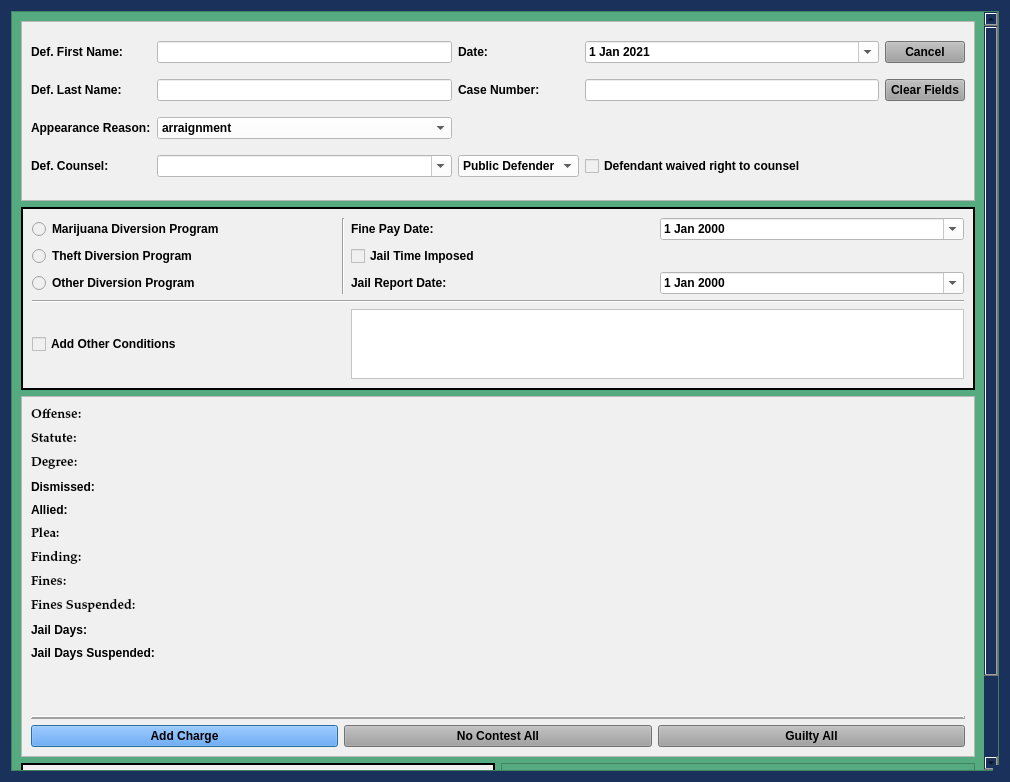
First picture: the form in package/views/ui/DiversionPleaDialog.ui, repository HunterProgram22/MuniEntry, before the edit.
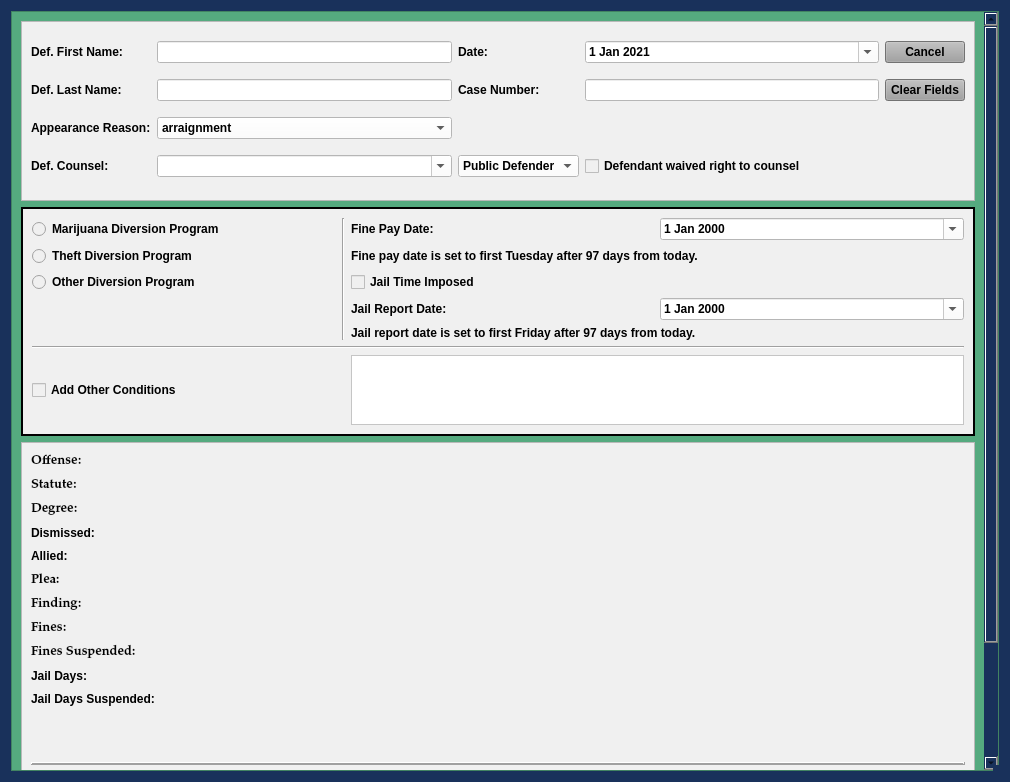
Second picture: the form after the edit.

Commit message: Added notes to Diversion Plea Dialog UI.

The edit to the form file:
```diff
--- a/package/views/ui/DiversionPleaDialog.ui
+++ b/package/views/ui/DiversionPleaDialog.ui
@@ -163,7 +163,7 @@
         <x>0</x>
         <y>0</y>
         <width>973</width>
-        <height>926</height>
+        <height>978</height>
        </rect>
       </property>
       <layout class="QGridLayout" name="gridLayout_2" rowstretch="2,1,4,1">
@@ -184,61 +184,39 @@
          <property name="lineWidth">
           <number>2</number>
          </property>
-         <layout class="QGridLayout" name="gridLayout_8" rowstretch="1,1,1,1,1,0">
-          <item row="5" column="2" colspan="2">
-           <widget class="QTextEdit" name="other_conditions_textEdit">
-            <property name="styleSheet">
-             <string notr="true">background-color: rgb(255, 255, 255);</string>
-            </property>
-           </widget>
-          </item>
-          <item row="5" column="0">
-           <widget class="QCheckBox" name="other_conditions_checkBox">
+         <layout class="QGridLayout" name="gridLayout_8" rowstretch="1,1,1,1,1,0,0,0,0">
+          <item row="2" column="2" colspan="2">
+           <widget class="QLabel" name="label_6">
             <property name="text">
-             <string>Add Other Conditions</string>
+             <string>Fine pay date is set to first Tuesday after 97 days from today.</string>
             </property>
            </widget>
           </item>
-          <item row="1" column="3">
-           <widget class="QDateEdit" name="diversion_fine_pay_date_box">
-            <property name="styleSheet">
-             <string notr="true">color: rgb(0, 0, 0);
-background-color: rgb(255, 255, 255);</string>
-            </property>
-            <property name="calendarPopup">
-             <bool>true</bool>
-            </property>
-           </widget>
-          </item>
-          <item row="1" column="2">
-           <widget class="QLabel" name="label_23">
+          <item row="1" column="0">
+           <widget class="QRadioButton" name="marijuana_diversion_radioButton">
             <property name="text">
-             <string>Fine Pay Date:</string>
+             <string>Marijuana Diversion Program</string>
             </property>
+            <attribute name="buttonGroup">
+             <string notr="true">buttonGroup</string>
+            </attribute>
            </widget>
           </item>
-          <item row="4" column="0" colspan="4">
+          <item row="7" column="0" colspan="4">
            <widget class="Line" name="line_2">
             <property name="orientation">
              <enum>Qt::Horizontal</enum>
             </property>
            </widget>
           </item>
-          <item row="1" column="1" rowspan="3">
-           <widget class="Line" name="line_7">
-            <property name="orientation">
-             <enum>Qt::Vertical</enum>
-            </property>
-           </widget>
-          </item>
-          <item row="2" column="2">
+          <item row="3" column="2">
            <widget class="QCheckBox" name="diversion_jail_imposed_checkBox">
             <property name="text">
              <string>Jail Time Imposed</string>
             </property>
            </widget>
           </item>
-          <item row="3" column="3">
+          <item row="4" column="3">
            <widget class="QDateEdit" name="diversion_jail_report_date_box">
             <property name="styleSheet">
              <string notr="true">color: rgb(0, 0, 0);
@@ -249,21 +227,50 @@
             </property>
            </widget>
           </item>
-          <item row="3" column="2">
+          <item row="4" column="2">
            <widget class="QLabel" name="diversion_jail_report_date_label">
             <property name="text">
              <string>Jail Report Date:</string>
             </property>
            </widget>
           </item>
-          <item row="3" column="0">
-           <widget class="QRadioButton" name="other_diversion_radioButton">
+          <item row="1" column="2">
+           <widget class="QLabel" name="label_23">
             <property name="text">
-             <string>Other Diversion Program</string>
+             <string>Fine Pay Date:</string>
             </property>
-            <attribute name="buttonGroup">
-             <string notr="true">buttonGroup</string>
-            </attribute>
+           </widget>
+          </item>
+          <item row="1" column="3">
+           <widget class="QDateEdit" name="diversion_fine_pay_date_box">
+            <property name="styleSheet">
+             <string notr="true">color: rgb(0, 0, 0);
+background-color: rgb(255, 255, 255);</string>
+            </property>
+            <property name="calendarPopup">
+             <bool>true</bool>
+            </property>
+           </widget>
+          </item>
+          <item row="8" column="2" colspan="2">
+           <widget class="QTextEdit" name="other_conditions_textEdit">
+            <property name="styleSheet">
+             <string notr="true">background-color: rgb(255, 255, 255);</string>
+            </property>
+           </widget>
+          </item>
+          <item row="8" column="0">
+           <widget class="QCheckBox" name="other_conditions_checkBox">
+            <property name="text">
+             <string>Add Other Conditions</string>
+            </property>
+           </widget>
+          </item>
+          <item row="5" column="2" colspan="2">
+           <widget class="QLabel" name="jail_report_date_note_label">
+            <property name="text">
+             <string>Jail report date is set to first Friday after 97 days from today.</string>
+            </property>
            </widget>
           </item>
           <item row="2" column="0">
@@ -276,16 +283,23 @@
             </attribute>
            </widget>
           </item>
-          <item row="1" column="0">
-           <widget class="QRadioButton" name="marijuana_diversion_radioButton">
+          <item row="3" column="0">
+           <widget class="QRadioButton" name="other_diversion_radioButton">
             <property name="text">
-             <string>Marijuana Diversion Program</string>
+             <string>Other Diversion Program</string>
             </property>
             <attribute name="buttonGroup">
              <string notr="true">buttonGroup</string>
             </attribute>
            </widget>
           </item>
+          <item row="1" column="1" rowspan="5">
+           <widget class="Line" name="line_7">
+            <property name="orientation">
+             <enum>Qt::Vertical</enum>
+            </property>
+           </widget>
+          </item>
          </layout>
         </widget>
        </item>
```
The commit also changes 5 other files.
